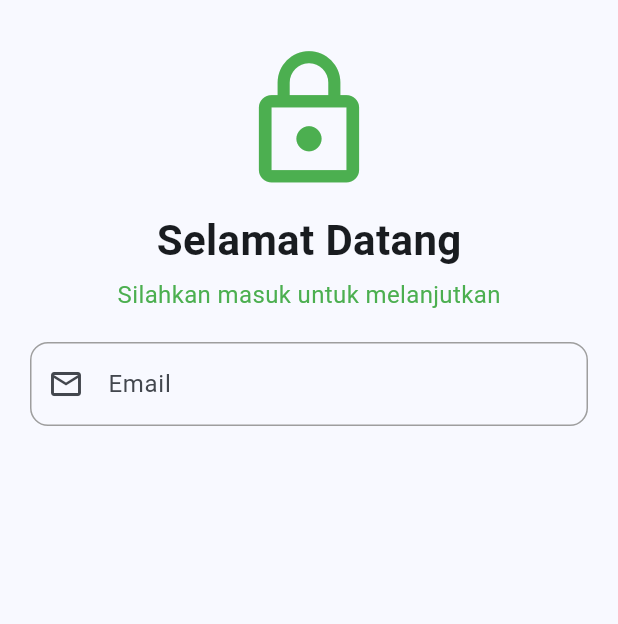
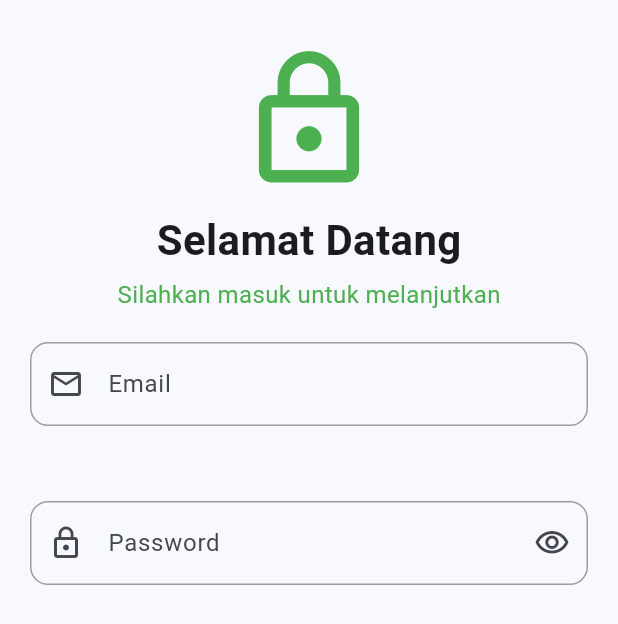
Before and after one commit to Mison1212/latihan_uts, a Flutter app: the login screen opened directly, on a phone screen of 412 x 824 dp. Shown: the top 624 px of the screen. Run offline on Flutter 3.47's test engine with Material 3 defaults, Android fonts, the phone set to English and light mode, and no system bars.

Commit message:
Buat TextField Password

```diff
--- a/lib/screen/login.dart
+++ b/lib/screen/login.dart
@@ -55,7 +55,31 @@ class login extends StatelessWidget {
                     ),
                   ),
                 ),
-              )
+              ),
+                const SizedBox(height: 50),
+
+              TextField(
+                obscureText: true,
+                decoration: InputDecoration(
+                  labelText: 'Password',
+                  hintText: 'Masukkan password anda',
+                  prefixIcon: const Icon(Icons.lock_outline),
+                  suffixIcon: const Icon(Icons.visibility_outlined),
+                  border: OutlineInputBorder(
+                    borderRadius: BorderRadius.circular(12),
+                ),
+                focusedBorder: OutlineInputBorder(
+                    borderRadius: BorderRadius.circular(12),
+                    borderSide: const BorderSide(
+                      color:Colors.blue,width: 2
+                ),
+              ),
+               enabledBorder: OutlineInputBorder(
+                    borderRadius: BorderRadius.circular(12),
+                    borderSide: const BorderSide(color: Colors.grey),
+                ),
+                ),
+              ),
             ],
           ),
           ),
```
